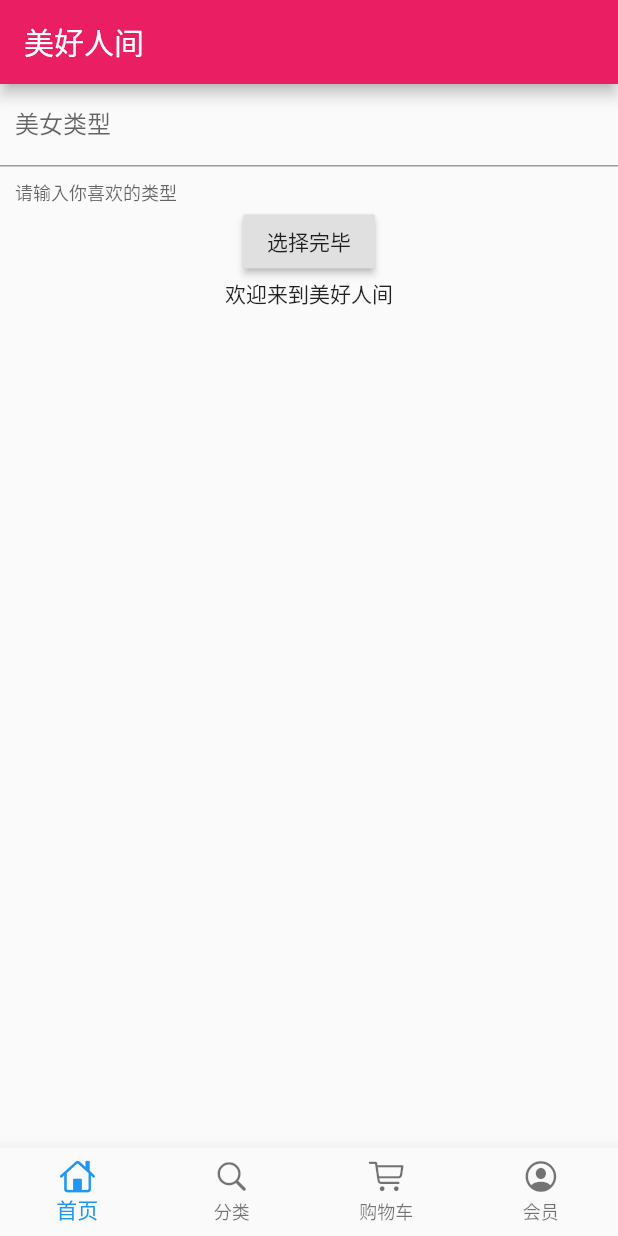
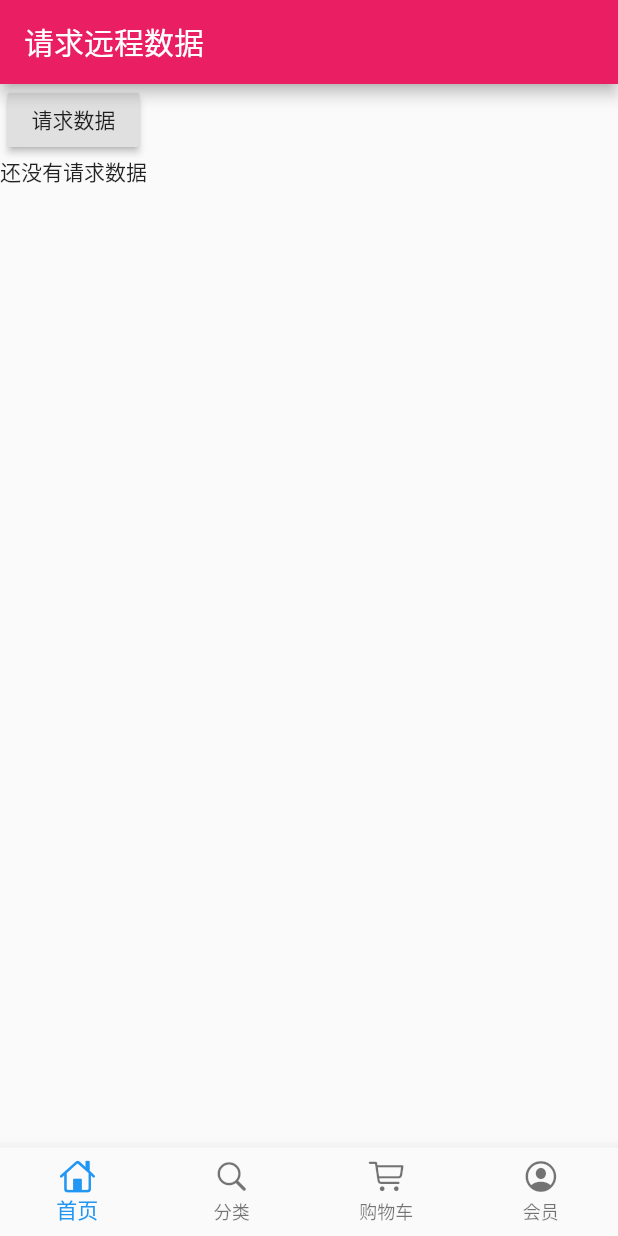
Before and after one commit to yankfy/flutter-shop, a Flutter app: the screen it shows after launch, on a phone screen of 412 x 824 dp. Run offline on Flutter 3.47's test engine with Material 2 defaults, Android fonts, the phone set to English and light mode, and no system bars; our stand-ins replace dio.

Commit message:
Dio设置请求头获取数据

```diff
--- /dev/null
+++ b/lib/config/httpHeaders.dart
@@ -0,0 +1,17 @@
+// 伪造请求头来获取别人接口的数据
+const httpHeaders = {
+  'Accept': 'application/json, text/plain, */*',
+  'Accept-Encoding': 'gzip, deflate, br',
+  'Accept-Language': 'zh-CN,zh;q=0.9',
+  'Connection': 'keep-alive',
+  'Content-Type': 'application/json',
+  'Cookie':
+      '_ga=GA1.2.676402787.1548321037; GCID=9d149c5-11cb3b3-80ad198-04b551d; _gid=GA1.2.359074521.1550799897; _gat=1; Hm_lvt_022f847c4e3acd44d4a2481d9187f1e6=1550106367,1550115714,1550123110,1550799897; SERVERID=1fa1f330efedec1559b3abbcb6e30f50|1550799909|1550799898; Hm_lpvt_022f847c4e3acd44d4a2481d9187f1e6=1550799907',
+  'Host': 'time.geekbang.org',
+  'Origin': 'https://time.geekbang.org',
+  'Referer': 'https://time.geekbang.org/',
+  'User-Agent':
+      'Mozilla/5.0 (Windows NT 10.0; Win64; x64) AppleWebKit/537.36 (KHTML, like Gecko) Chrome/70.0.3538.77 Safari/537.36'
+};
+
+// Dio
--- a/lib/pages/home_page.dart
+++ b/lib/pages/home_page.dart
@@ -1,102 +1,154 @@
 import 'package:flutter/material.dart';
 import 'package:dio/dio.dart';
+
+// 增加请求头文件
+import '../config/httpHeaders.dart';
 
 class HomePage extends StatefulWidget {
   @override
   _HomePageState createState() => _HomePageState();
 }
 
+// class _HomePageState extends State<HomePage> {
+//   TextEditingController typeController = TextEditingController();
+//   String showText = '欢迎来到美好人间';
+
+//   @override
+//   Widget build(BuildContext context) {
+//     return Container(
+//       child: Scaffold(
+//         appBar: AppBar(
+//           title: Text('美好人间'),
+//         ),
+//         // 一个可滚动的widget.没有组件实体。
+//         body: SingleChildScrollView(
+//           child: Container(
+//             // height: 100.0,
+//             child: Column(
+//               children: <Widget>[
+//                 // TextField Widget的基本使用
+//                 TextField(
+//                   controller: typeController,
+//                   decoration: InputDecoration(
+//                     contentPadding: EdgeInsets.all(10.0),
+//                     labelText: '美女类型',
+//                     helperText: '请输入你喜欢的类型',
+//                   ),
+//                   autofocus: false,
+//                 ),
+//                 RaisedButton(
+//                   onPressed: _choiceAction,
+//                   child: Text('选择完毕'),
+//                 ),
+//                 Text(
+//                   showText,
+//                   overflow: TextOverflow.ellipsis,
+//                   maxLines: 2,
+//                 ),
+//               ],
+//             ),
+//           ),
+//         ),
+//       ),
+//     );
+//   }
+
+//   void _choiceAction() {
+//     print('开始选择你喜欢的类型。。。');
+//     if (typeController.text.toString() == '') {
+//       showDialog(
+//         context: context,
+//         builder: (context) => AlertDialog(
+//               title: Text('美女类型不能为空'),
+//             ),
+//       );
+//     } else {
+//       getHttp(typeController.text.toString()).then((res) {
+//         // 改变状态和界面的setState的方法应用
+//         setState(() {
+//           showText = res['data']['name'].toString();
+//         });
+//       });
+//     }
+//   }
+//   // 返回一个Future，支持一个等待回调方法 then
+//   Future getHttp(String typeText) async {
+//     try {
+//       Response response;
+//       var data = {'name': typeText};
+//       response = await Dio().get(
+//         "https://www.easy-mock.com/mock/5c60131a4bed3a6342711498/baixing/dabaojian",
+//         queryParameters: data,
+//       );
+//       print(response.data);
+//       return response.data;
+//     } catch (e) {
+//       return print(e);
+//     }
+//   }
+
+//   // // 返回一个Future，支持一个等待回调方法 then
+//   // Future getHttp(String typeText) async {
+//   //   try {
+//   //     Response response;
+//   //     var data = {'name': typeText};
+//   //     response = await Dio().post(
+//   //       "https://www.easy-mock.com/mock/5caae160c41e561afc30ba47/example/dabaojian",
+//   //       queryParameters: data,
+//   //     );
+//   //     print(response.data);
+//   //     return response.data;
+//   //   } catch (e) {
+//   //     return print(e);
+//   //   }
+//   // }
+// }
+
+// 设置请求头
 class _HomePageState extends State<HomePage> {
-  TextEditingController typeController = TextEditingController();
-  String showText = '欢迎来到美好人间';
-
+  String showText = "还没有请求数据";
   @override
   Widget build(BuildContext context) {
     return Container(
       child: Scaffold(
         appBar: AppBar(
-          title: Text('美好人间'),
+          title: Text('请求远程数据'),
         ),
-        // 一个可滚动的widget.没有组件实体。
         body: SingleChildScrollView(
-          child: Container(
-            // height: 100.0,
           child: Column(
             children: <Widget>[
-                // TextField Widget的基本使用
-                TextField(
-                  controller: typeController,
-                  decoration: InputDecoration(
-                    contentPadding: EdgeInsets.all(10.0),
-                    labelText: '美女类型',
-                    helperText: '请输入你喜欢的类型',
+              RaisedButton(
+                child: Text('请求数据'),
+                onPressed: _jike,
               ),
-                  autofocus: false,
-                ),
-                RaisedButton(
-                  onPressed: _choiceAction,
-                  child: Text('选择完毕'),
-                ),
-                Text(
-                  showText,
-                  overflow: TextOverflow.ellipsis,
-                  maxLines: 2,
-                ),
+              Text(showText),
             ],
-            ),
           ),
         ),
       ),
     );
   }
 
-  void _choiceAction() {
-    print('开始选择你喜欢的类型。。。');
-    if (typeController.text.toString() == '') {
-      showDialog(
-        context: context,
-        builder: (context) => AlertDialog(
-              title: Text('美女类型不能为空'),
-            ),
-      );
-    } else {
-      getHttp(typeController.text.toString()).then((res) {
-        // 改变状态和界面的setState的方法应用
+  void _jike() {
+    print("开始向极客时间请求数据...");
+    getHttp().then((val) {
       setState(() {
-          showText = res['data']['name'].toString();
+        showText = val['data'].toString();
       });
     });
   }
-  }
-  // 返回一个Future，支持一个等待回调方法 then
-  Future getHttp(String typeText) async {
+
+  Future getHttp() async {
     try {
       Response response;
-      var data = {'name': typeText};
-      response = await Dio().get(
-        "https://www.easy-mock.com/mock/5c60131a4bed3a6342711498/baixing/dabaojian",
-        queryParameters: data,
-      );
-      print(response.data);
+      Dio dio = new Dio();
+      dio.options.headers= httpHeaders;
+      response =
+          await dio.get("https://time.geekbang.org/serv/v1/column/newAll");
+      print(response);
       return response.data;
     } catch (e) {
       return print(e);
     }
   }
-
-  // // 返回一个Future，支持一个等待回调方法 then
-  // Future getHttp(String typeText) async {
-  //   try {
-  //     Response response;
-  //     var data = {'name': typeText};
-  //     response = await Dio().post(
-  //       "https://www.easy-mock.com/mock/5caae160c41e561afc30ba47/example/dabaojian",
-  //       queryParameters: data,
-  //     );
-  //     print(response.data);
-  //     return response.data;
-  //   } catch (e) {
-  //     return print(e);
-  //   }
-  // }
 }
```
Lines whose indentation alone changed are shown as unchanged.
